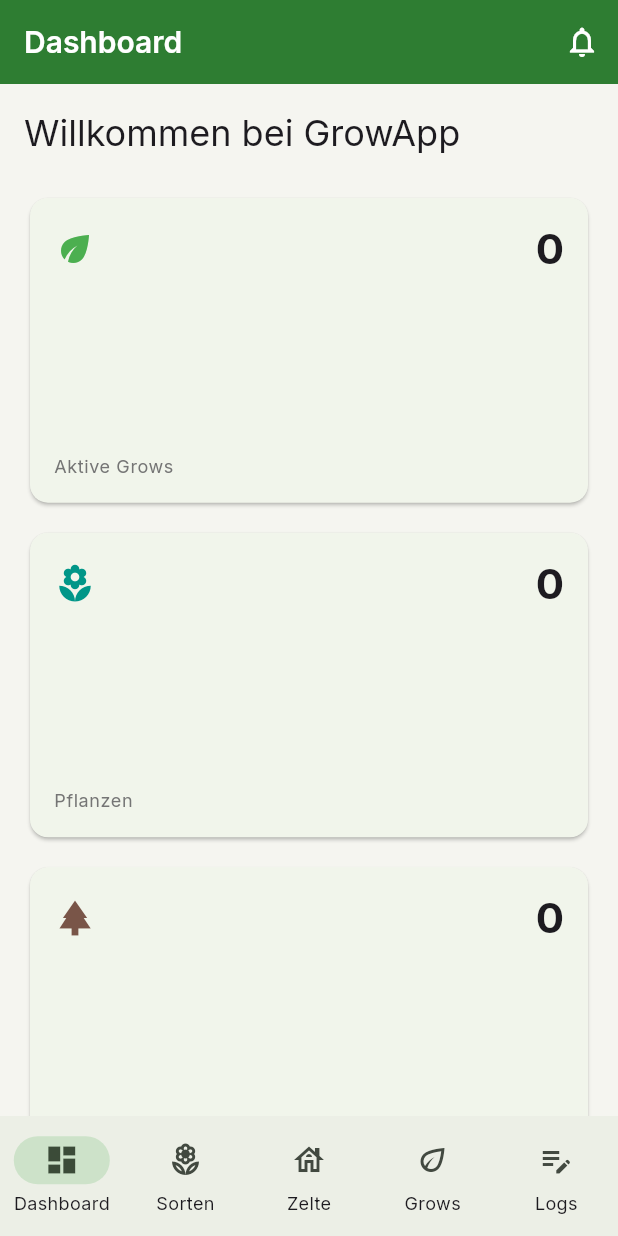
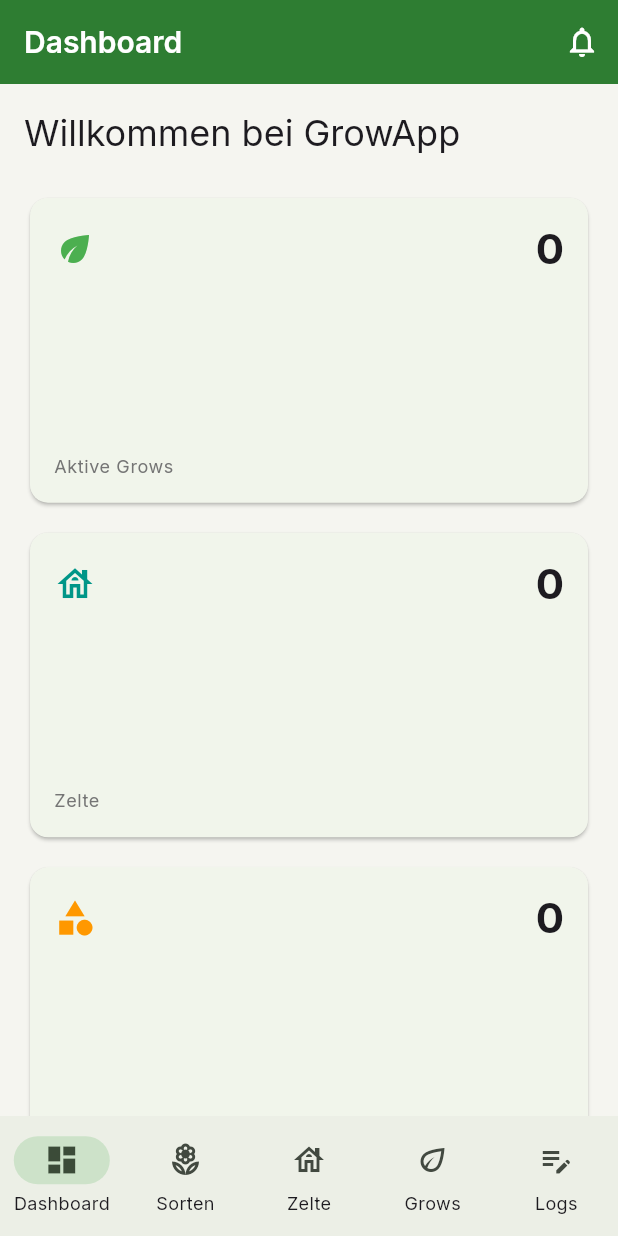
Before and after one commit to DanielProyer/growapp, a Flutter app: the DashboardPage screen opened by its route, on a phone screen of 412 x 824 dp. Run offline on Flutter 3.47's test engine with Material 3 defaults, Android fonts, the phone set to English and light mode, and no system bars; our stand-ins replace flutter_riverpod, go_router, google_fonts, supabase_flutter; accounts and stored records are empty.

Commit message:
Dashboard: Echte Zahlen für Sorten/Zelte, Karten klickbar
Co-Authored-By: Claude Opus 4.6 <noreply@anthropic.com>

```diff
--- a/lib/features/dashboard/presentation/pages/dashboard_page.dart
+++ b/lib/features/dashboard/presentation/pages/dashboard_page.dart
@@ -1,11 +1,21 @@
 import 'package:flutter/material.dart';
 import 'package:flutter_riverpod/flutter_riverpod.dart';
+import 'package:go_router/go_router.dart';
+
+import '../../../strains/presentation/providers/sorten_provider.dart';
+import '../../../grow_tents/presentation/providers/zelte_provider.dart';
 
 class DashboardPage extends ConsumerWidget {
   const DashboardPage({super.key});
 
   @override
   Widget build(BuildContext context, WidgetRef ref) {
+    final sortenAsync = ref.watch(sortenListeProvider);
+    final zelteAsync = ref.watch(zelteListeProvider);
+
+    final sortenAnzahl = sortenAsync.valueOrNull?.length ?? 0;
+    final zelteAnzahl = zelteAsync.valueOrNull?.length ?? 0;
+
     return Scaffold(
       appBar: AppBar(
         title: const Text('Dashboard'),
@@ -44,30 +54,34 @@ class DashboardPage extends ConsumerWidget {
                   mainAxisSpacing: 12,
                   crossAxisSpacing: 12,
                   childAspectRatio: 1.8,
-                  children: const [
+                  children: [
                     _StatCard(
                       title: 'Aktive Grows',
                       value: '0',
                       icon: Icons.eco,
                       color: Colors.green,
+                      onTap: () => context.go('/grows'),
+                    ),
+                    _StatCard(
+                      title: 'Zelte',
+                      value: '$zelteAnzahl',
+                      icon: Icons.house_outlined,
+                      color: Colors.teal,
+                      onTap: () => context.go('/zelte'),
+                    ),
+                    _StatCard(
+                      title: 'Sorten',
+                      value: '$sortenAnzahl',
+                      icon: Icons.category,
+                      color: Colors.orange,
+                      onTap: () => context.go('/sorten'),
                     ),
                     _StatCard(
                       title: 'Pflanzen',
                       value: '0',
                       icon: Icons.local_florist,
-                      color: Colors.teal,
-                    ),
-                    _StatCard(
-                      title: 'Mutterpflanzen',
-                      value: '0',
-                      icon: Icons.park,
                       color: Colors.brown,
-                    ),
-                    _StatCard(
-                      title: 'Sorten',
-                      value: '0',
-                      icon: Icons.category,
-                      color: Colors.orange,
+                      onTap: () {},
                     ),
                   ],
                 );
@@ -123,17 +137,22 @@ class _StatCard extends StatelessWidget {
   final String value;
   final IconData icon;
   final Color color;
+  final VoidCallback? onTap;
 
   const _StatCard({
     required this.title,
     required this.value,
     required this.icon,
     required this.color,
+    this.onTap,
   });
 
   @override
   Widget build(BuildContext context) {
     return Card(
+      clipBehavior: Clip.antiAlias,
+      child: InkWell(
+        onTap: onTap,
         child: Padding(
           padding: const EdgeInsets.all(16),
           child: Column(
@@ -161,6 +180,7 @@ class _StatCard extends StatelessWidget {
             ],
           ),
         ),
+      ),
     );
   }
 }
```
Lines whose indentation alone changed are shown as unchanged.
